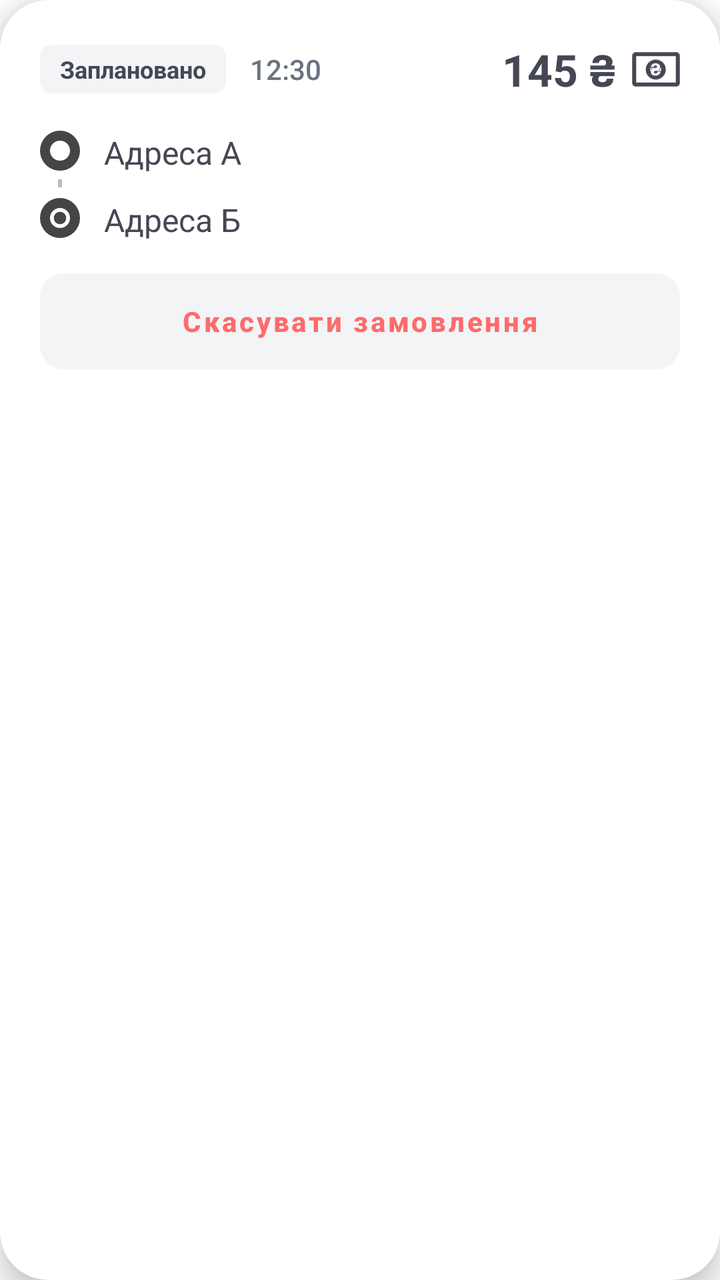
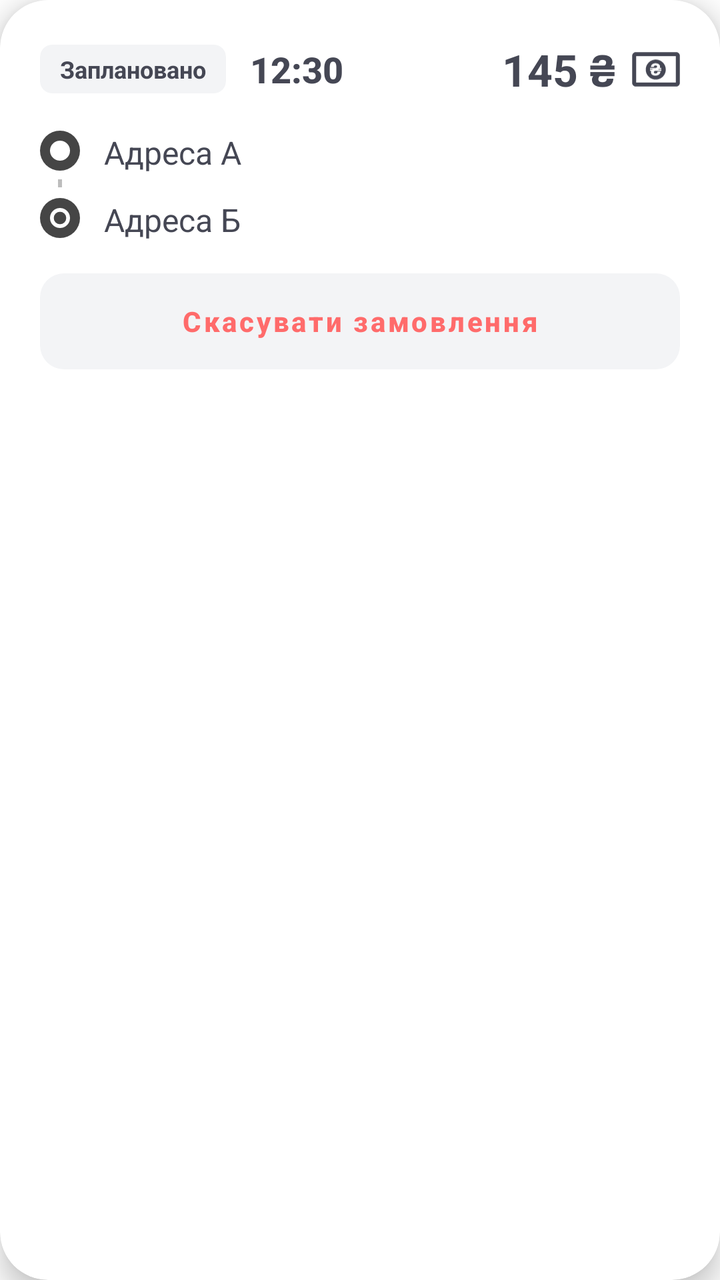

Screens rendered from an Android XML layout before and after an edit, with the pre-edit source and the edit as a unified diff.
<!-- AndroidManifest.xml: application theme Theme.ClientApp -->
<!-- res/layout/item_history_active_order.xml -->
<?xml version="1.0" encoding="utf-8"?>
<com.google.android.material.card.MaterialCardView
    xmlns:android="http://schemas.android.com/apk/res/android"
    xmlns:app="http://schemas.android.com/apk/res-auto"
    android:layout_width="match_parent"
    android:layout_height="wrap_content"
    android:layout_marginHorizontal="16dp"
    android:layout_marginVertical="8dp"
    app:cardCornerRadius="24dp"
    app:cardElevation="8dp"
    app:cardBackgroundColor="@color/card_background">

    <LinearLayout
        android:layout_width="match_parent"
        android:layout_height="wrap_content"
        android:orientation="vertical"
        android:padding="20dp">

        <LinearLayout
            android:layout_width="match_parent"
            android:layout_height="wrap_content"
            android:orientation="horizontal"
            android:gravity="center_vertical"
            android:layout_marginBottom="16dp">

            <com.google.android.material.card.MaterialCardView
                android:layout_width="wrap_content"
                android:layout_height="wrap_content"
                android:layout_marginEnd="12dp"
                app:cardBackgroundColor="@color/menu_background_color"
                app:cardElevation="0dp"
                app:strokeWidth="0dp"
                app:cardCornerRadius="6dp">

                <TextView
                    android:id="@+id/tv_status_badge"
                    android:layout_width="wrap_content"
                    android:layout_height="wrap_content"
                    android:text="@string/item_order_status_scheduled"
                    android:textSize="12sp"
                    android:textStyle="bold"
                    android:textColor="@color/text_primary"
                    android:paddingHorizontal="10dp"
                    android:paddingVertical="4dp" />
            </com.google.android.material.card.MaterialCardView>

            <TextView
                android:id="@+id/tv_date"
                android:layout_width="0dp"
                android:layout_height="wrap_content"
                android:layout_weight="1"
                android:text="@string/item_order_default_time"
                android:textSize="14sp"
                android:textColor="@color/text_secondary"
                android:fontFamily="sans-serif-medium" />

            <TextView
                android:id="@+id/tv_price"
                android:layout_width="wrap_content"
                android:layout_height="wrap_content"
                android:text="@string/item_order_default_price"
                android:textSize="22sp"
                android:textStyle="bold"
                android:layout_marginEnd="8dp"
                android:textColor="@color/text_primary" />

            <ImageView
                android:id="@+id/iv_payment_type"
                android:layout_width="24dp"
                android:layout_height="24dp"
                android:src="@drawable/ic_cash"
                app:tint="@color/text_primary" />
        </LinearLayout>

        <androidx.constraintlayout.widget.ConstraintLayout
            android:layout_width="match_parent"
            android:layout_height="wrap_content">

            <View
                android:id="@+id/line_route"
                android:layout_width="2dp"
                android:layout_height="0dp"
                android:background="@drawable/bg_dotted_line"
                android:layout_marginTop="4dp"
                android:layout_marginBottom="4dp"
                app:layout_constraintTop_toBottomOf="@id/iv_from_icon"
                app:layout_constraintBottom_toTopOf="@id/iv_to_icon"
                app:layout_constraintStart_toStartOf="@id/iv_from_icon"
                app:layout_constraintEnd_toEndOf="@id/iv_from_icon" />

            <ImageView
                android:id="@+id/iv_from_icon"
                android:layout_width="20dp"
                android:layout_height="20dp"
                android:src="@drawable/ic_marker_from"
                app:layout_constraintStart_toStartOf="parent"
                app:layout_constraintTop_toTopOf="parent" />

            <TextView
                android:id="@+id/tv_from"
                android:layout_width="0dp"
                android:layout_height="wrap_content"
                android:text="@string/item_order_default_from"
                android:textSize="16sp"
                android:textColor="@color/text_primary"
                android:layout_marginStart="12dp"
                app:layout_constraintStart_toEndOf="@id/iv_from_icon"
                app:layout_constraintEnd_toEndOf="parent"
                app:layout_constraintTop_toTopOf="@id/iv_from_icon" />

            <TextView
                android:id="@+id/tv_waypoints"
                android:layout_width="0dp"
                android:layout_height="wrap_content"
                android:text="@string/item_order_waypoints"
                android:textSize="14sp"
                android:textColor="@color/text_secondary"
                android:layout_marginTop="12dp"
                android:layout_marginStart="12dp"
                android:visibility="gone"
                app:layout_constraintStart_toEndOf="@id/iv_from_icon"
                app:layout_constraintEnd_toEndOf="parent"
                app:layout_constraintTop_toBottomOf="@id/tv_from" />

            <ImageView
                android:id="@+id/iv_to_icon"
                android:layout_width="20dp"
                android:layout_height="20dp"
                android:src="@drawable/ic_marker_to"
                android:layout_marginTop="12dp"
                app:layout_constraintStart_toStartOf="parent"
                app:layout_constraintTop_toBottomOf="@id/tv_waypoints" />

            <TextView
                android:id="@+id/tv_to"
                android:layout_width="0dp"
                android:layout_height="wrap_content"
                android:text="@string/item_order_default_to"
                android:textSize="16sp"
                android:textColor="@color/text_primary"
                android:layout_marginStart="12dp"
                app:layout_constraintStart_toEndOf="@id/iv_to_icon"
                app:layout_constraintEnd_toEndOf="parent"
                app:layout_constraintTop_toTopOf="@id/iv_to_icon" />

        </androidx.constraintlayout.widget.ConstraintLayout>

        <LinearLayout
            android:id="@+id/layout_driver_info"
            android:layout_width="match_parent"
            android:layout_height="wrap_content"
            android:orientation="vertical"
            android:visibility="gone"
            android:layout_marginTop="16dp"
            android:background="@drawable/bg_search_input"
            android:backgroundTint="#0D000000"
            android:padding="12dp">

            <TextView
                android:layout_width="wrap_content"
                android:layout_height="wrap_content"
                android:text="@string/item_order_driver_assigned"
                android:textSize="12sp"
                android:textColor="@color/text_secondary" />

            <LinearLayout
                android:layout_width="match_parent"
                android:layout_height="wrap_content"
                android:orientation="horizontal"
                android:gravity="center_vertical"
                android:layout_marginTop="4dp">

                <TextView
                    android:id="@+id/tv_driver_name"
                    android:layout_width="0dp"
                    android:layout_height="wrap_content"
                    android:layout_weight="1"
                    android:text="@string/item_order_default_driver"
                    android:textColor="@color/text_primary"
                    android:textStyle="bold"
                    android:textSize="15sp" />

                <TextView
                    android:id="@+id/tv_car_model"
                    android:layout_width="wrap_content"
                    android:layout_height="wrap_content"
                    android:text="@string/item_order_default_car"
                    android:textColor="@color/text_secondary"
                    android:textSize="13sp" />
            </LinearLayout>
        </LinearLayout>

        <androidx.constraintlayout.widget.ConstraintLayout
            android:id="@+id/layout_cancel_container"
            android:layout_width="match_parent"
            android:layout_height="48dp"
            android:layout_marginTop="16dp">

            <com.google.android.material.button.MaterialButton
                android:id="@+id/btn_cancel_order"
                style="@style/Widget.MaterialComponents.Button.UnelevatedButton"
                android:layout_width="0dp"
                android:layout_height="match_parent"
                android:text="@string/btn_cancel_order"
                android:textAllCaps="false"
                android:textSize="14sp"
                android:textStyle="bold"
                android:textColor="@color/taxi_red_cancel"
                app:backgroundTint="@color/menu_background_color"
                app:rippleColor="?attr/colorControlHighlight"
                app:cornerRadius="12dp"
                android:insetTop="0dp"
                android:insetBottom="0dp"
                app:layout_constraintStart_toStartOf="parent"
                app:layout_constraintEnd_toEndOf="parent"
                app:layout_constraintTop_toTopOf="parent"
                app:layout_constraintBottom_toBottomOf="parent" />
        </androidx.constraintlayout.widget.ConstraintLayout>

    </LinearLayout>
</com.google.android.material.card.MaterialCardView>
<!-- resources referenced by this layout -->
<resources>
  <color name="card_background">#fff</color>
  <color name="menu_background_color">#F3F4F6</color>
  <color name="taxi_red_cancel">#FF6B6B</color>
  <color name="text_primary">#454754</color>
  <color name="text_secondary">#6B7280</color>
  <!-- drawable bg_dotted_line (drawable) -->
  <?xml version="1.0" encoding="utf-8"?>
  <layer-list xmlns:android="http://schemas.android.com/apk/res/android">
      <item
          android:top="-4dp"
          android:right="-4dp"
          android:bottom="-4dp"
          android:left="0dp">
          
          <shape android:shape="rectangle">
              <solid android:color="@android:color/transparent"/>
              
              <stroke
                  android:width="2dp"
                  android:color="#BDBDBD"
                  android:dashWidth="4dp"
                  android:dashGap="4dp"/>
          </shape>
      </item>
  </layer-list>
  <!-- drawable bg_search_input (drawable) -->
  <?xml version="1.0" encoding="utf-8"?>
  <shape xmlns:android="http://schemas.android.com/apk/res/android">
      <solid android:color="@color/input_background" />
      <corners android:radius="12dp" />
      <stroke android:width="1dp" android:color="@color/input_border" />
  </shape>
  <!-- drawable ic_cash: vector/xml drawable (drawable, 2121 chars, omitted) -->
  <!-- drawable ic_marker_from (drawable) -->
  <vector xmlns:android="http://schemas.android.com/apk/res/android"
      android:width="20dp"
      android:height="20dp"
      android:viewportWidth="20"
      android:viewportHeight="20">
      <path
          android:fillColor="#454545"
          android:pathData="M10,0A10,10 0 1,0 20,10A10,10 0 0,0 10,0Z"/>
      <path
          android:fillColor="#FFFFFF"
          android:pathData="M10,5A5,5 0 1,0 15,10A5,5 0 0,0 10,5Z"/>
  </vector>
  <!-- drawable ic_marker_to (drawable) -->
  <vector xmlns:android="http://schemas.android.com/apk/res/android"
      android:width="16dp"
      android:height="16dp"
      android:viewportWidth="16"
      android:viewportHeight="16">
      
      <path
          android:fillColor="#454545"
          android:pathData="M8,0A8,8 0 1,0 16,8A8,8 0 0,0 8,0Z"/>
          
      <path
          android:fillColor="#FFFFFF"
          android:pathData="M8,4A4,4 0 1,0 12,8A4,4 0 0,0 8,4Z"/>
          
      <path
          android:fillColor="#454545"
          android:pathData="M8,5.5A2.5,2.5 0 1,0 10.5,8A2.5,2.5 0 0,0 8,5.5Z"/>
  </vector>
  <string name="btn_cancel_order">Скасувати замовлення</string>
  <string name="item_order_default_car">Toyota Prius</string>
  <string name="item_order_default_driver">Олександр</string>
  <string name="item_order_default_from">Адреса А</string>
  <string name="item_order_default_price">145 ₴</string>
  <string name="item_order_default_time">12:30</string>
  <string name="item_order_default_to">Адреса Б</string>
  <string name="item_order_driver_assigned">Водій призначений</string>
  <string name="item_order_status_scheduled">Заплановано</string>
  <string name="item_order_waypoints">+ зупинка...</string>
  <style name="Theme.ClientApp" parent="Theme.MaterialComponents.DayNight.NoActionBar">
          <item name="colorPrimary">#FACC15</item> <item name="colorPrimaryVariant">#EAB308</item>
          <item name="colorOnPrimary">#222426</item> <item name="colorSecondary">#222426</item>
          <item name="colorOnSecondary">#FFFFFF</item>
  
          <item name="android:windowBackground">#FFFFFF</item>
          <item name="colorSurface">#FFFFFF</item>
          <item name="colorOnSurface">#222426</item> <item name="android:statusBarColor">#FFFFFF</item>
          <item name="android:windowLightStatusBar">true</item>
      </style>
  <color name="input_background">#F3F4F6</color>
  <color name="input_border">#F3F4F6</color>
</resources>

<!-- the commit's change to res/layout/item_history_active_order.xml (unified diff, before → after) -->
@@ -50,8 +50,9 @@
                 android:layout_height="wrap_content"
                 android:layout_weight="1"
                 android:text="@string/item_order_default_time"
-                android:textSize="14sp"
-                android:textColor="@color/text_secondary"
+                android:textSize="18sp"
+                android:textStyle="bold"
+                android:textColor="@color/text_primary"
                 android:fontFamily="sans-serif-medium" />
 
             <TextView
@@ -108,17 +109,14 @@
                 app:layout_constraintEnd_toEndOf="parent"
                 app:layout_constraintTop_toTopOf="@id/iv_from_icon" />
 
-            <TextView
-                android:id="@+id/tv_waypoints"
-                android:layout_width="0dp"
-                android:layout_height="wrap_content"
-                android:text="@string/item_order_waypoints"
-                android:textSize="14sp"
-                android:textColor="@color/text_secondary"
-                android:layout_marginTop="12dp"
-                android:layout_marginStart="12dp"
+            <LinearLayout
+                android:id="@+id/container_waypoints"
+                android:layout_width="0dp"
+                android:layout_height="wrap_content"
+                android:orientation="vertical"
+                android:layout_marginTop="8dp"
                 android:visibility="gone"
-                app:layout_constraintStart_toEndOf="@id/iv_from_icon"
+                app:layout_constraintStart_toStartOf="parent"
                 app:layout_constraintEnd_toEndOf="parent"
                 app:layout_constraintTop_toBottomOf="@id/tv_from" />
 
@@ -129,7 +127,7 @@
                 android:src="@drawable/ic_marker_to"
                 android:layout_marginTop="12dp"
                 app:layout_constraintStart_toStartOf="parent"
-                app:layout_constraintTop_toBottomOf="@id/tv_waypoints" />
+                app:layout_constraintTop_toBottomOf="@id/container_waypoints" />
 
             <TextView
                 android:id="@+id/tv_to"
<!-- resource entries referenced after the edit -->
@@ -74,7 +74,6 @@
   <string name="item_order_default_to">Адреса Б</string>
   <string name="item_order_driver_assigned">Водій призначений</string>
   <string name="item_order_status_scheduled">Заплановано</string>
-  <string name="item_order_waypoints">+ зупинка...</string>
   <style name="Theme.ClientApp" parent="Theme.MaterialComponents.DayNight.NoActionBar">
           <item name="colorPrimary">#FACC15</item> <item name="colorPrimaryVariant">#EAB308</item>
           <item name="colorOnPrimary">#222426</item> <item name="colorSecondary">#222426</item>
